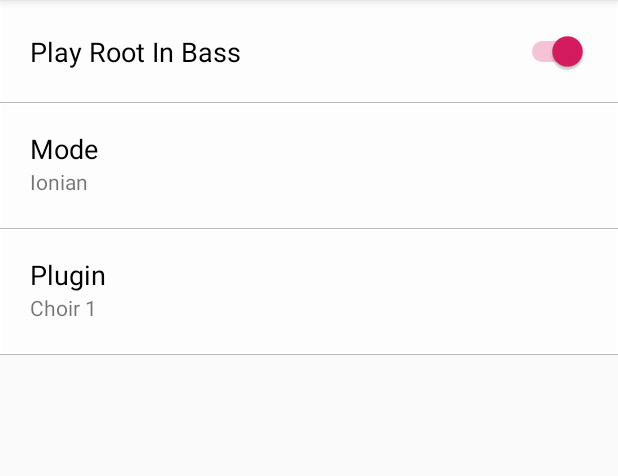
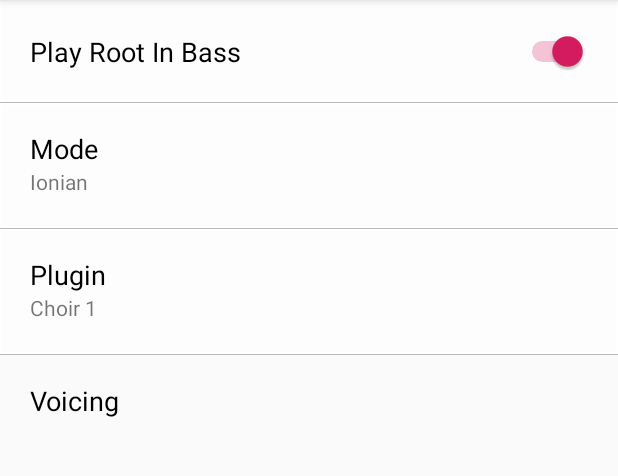
Before and after one commit to convergencelab/SmartDrone, an Android app: the screen it shows after launch (DroneSoundActivityExperiment), after a tap on an icon or button, on a phone screen of 412 x 824 dp, the part 84-560 px from its top. Run offline under Robolectric (Android 15) with nearby library versions, the light colour scheme and no system bars; libraries missing offline, so code that uses them is left out: org.billthefarmer.mididriver; 2 statements that could not run were skipped.

Commit message:
Added Methods to flatten VoicingTemplates

```diff
--- a/app/build.gradle
+++ b/app/build.gradle
@@ -31,4 +31,5 @@ dependencies {
     implementation files('libs/drone_app_plusplus_java.jar')
     implementation 'com.github.billthefarmer:mididriver:v1.17'
     implementation 'com.android.support:preference-v7:28.0.0'
+    implementation 'com.android.support:design:28.0.0'
 }
--- a/app/src/main/java/com/example/smartdrone/DroneActivity.java
+++ b/app/src/main/java/com/example/smartdrone/DroneActivity.java
@@ -104,6 +104,20 @@ public class DroneActivity extends AppCompatActivity
         controlButton = findViewById(R.id.drone_control_button);
         activeKeyButton = findViewById(R.id.active_key_button);
         piano = findViewById(R.id.image_piano);
+
+        //todo delete test code
+        String testStr = VoicingHelper.flattenVoicingTemplate(droneModel.getCurTemplate());
+        Log.d("template", testStr);
+
+        VoicingTemplate vt = VoicingHelper.restoreVoicingTemplate(testStr);
+        Log.d("template", vt.toString());
+
+        //todo delete test code
+        String testStr2 = VoicingHelper.flattenVoicingTemplate(vt);
+        Log.d("template", testStr2);
+
+        VoicingTemplate vt2 = VoicingHelper.restoreVoicingTemplate(testStr2);
+        Log.d("template", vt2.toString());
     }
 
     @Override
@@ -160,7 +174,7 @@ public class DroneActivity extends AppCompatActivity
         droneModel.getPitchProcessorModel().noteFilterLength = noteLengthRequirement;
         droneModel.setUserModeIx(userModeIx);
         droneModel.getMidiDriverModel().setPlugin(Constants.PLUGIN_INDICES[userPluginIx]);
-        droneModel.setBassNoteEnabled(userBassNotePref);
+        droneModel.sethasBassNote(userBassNotePref);
     }
 
     @Override
--- a/app/src/main/java/com/example/smartdrone/Models/DroneModel.java
+++ b/app/src/main/java/com/example/smartdrone/Models/DroneModel.java
@@ -5,6 +5,7 @@ import android.util.Log;
 import com.example.smartdrone.Constants;
 import com.example.smartdrone.DroneActivity;
 import com.example.smartdrone.Voicing;
+import com.example.smartdrone.VoicingTemplate;
 
 import java.io.Serializable;
 
@@ -25,6 +26,11 @@ public class DroneModel implements Serializable {
      * Activity class that the model communicates with.
      */
     private DroneActivity droneActivity;
+
+    /**
+     * Current active voicing template.
+     */
+    private VoicingTemplate curTemplate;
 
     /**
      * Handles Voicing objects.
@@ -76,7 +82,7 @@ public class DroneModel implements Serializable {
      * Boolean for bass note playback.
      * If true, a bass note will be played with voicing.
      */
-    private boolean bassNoteEnabled;
+    private boolean hasBassNote;
 
     /**
      * Constructor.
@@ -87,13 +93,15 @@ public class DroneModel implements Serializable {
         midiDriverModel = new MidiDriverModel();
         pitchProcessorModel = new PitchProcessorModel();
         voicingModel = new VoicingModel();
+        curTemplate = voicingModel.getVoicingTemplateCollection()
+                .getVoicingTemplate("V Major / I"); //todo hardcoded for now because testing, but make dynamic later
 
         prevActiveKeyIx = -1;
         curActiveKeyIx = -1;
         isActive = false;
         userVoicingIx = 0;
         prevVoicing = null;
-        bassNoteEnabled = false;
+        hasBassNote = false;
     }
 
     /**
@@ -140,15 +148,14 @@ public class DroneModel implements Serializable {
         curActiveKeyIx = keyFinderModel.getKeyFinder().getActiveKey().getIx();
         if (prevActiveKeyIx != curActiveKeyIx) {
             // Stop chord.
-            Voicing v = voicingModel.getVoicingTemplateCollection()
-                    .getVoicingTemplate("V Major / I")
-                    .generateVoicing(keyFinderModel.getKeyFinder().getActiveKey(), userModeIx, 4, bassNoteEnabled);
+            Voicing v = curTemplate.generateVoicing(keyFinderModel.getKeyFinder().getActiveKey(),
+                    userModeIx, 4, hasBassNote);
             midiDriverModel.playVoicing(v);
         }
     }
 
     /**
-     * Switches drone state from active and inactive.
+     * Toggles drone state between active and inactive.
      */
     public void toggleDroneState() {
         if (isActive) {
@@ -318,9 +325,25 @@ public class DroneModel implements Serializable {
 
     /**
      * Sets boolean for bass note playback.
-     * @param       bassNoteEnabled boolean; true if bass note.
+     * @param       hasBassNote boolean; true if bass note.
      */
-    public void setBassNoteEnabled(boolean bassNoteEnabled) {
-        this.bassNoteEnabled = bassNoteEnabled;
+    public void sethasBassNote(boolean hasBassNote) {
+        this.hasBassNote = hasBassNote;
+    }
+
+    /**
+     * Get voicing template.
+     * @return      VoicingTemplate; voicing template.
+     */
+    public VoicingTemplate getCurTemplate() {
+        return curTemplate;
+    }
+
+    /**
+     * Set voicing template.
+     * @param       curTemplate VoicingTemplate; voicing template.
+     */
+    public void setCurTemplate(VoicingTemplate curTemplate) {
+        this.curTemplate = curTemplate;
     }
 }
--- a/app/src/main/java/com/example/smartdrone/Models/VoicingModel.java
+++ b/app/src/main/java/com/example/smartdrone/Models/VoicingModel.java
@@ -15,12 +15,12 @@ class VoicingModel {
 //    private int[] LYDIAN      = { 5, 12, 19, 26, 33, 40 };
 //    private int[] MIXOLYDIAN  = { 7, 17, 21, 24, 28, 33 };
 //    private int[] PHRYGIAN    = { 4, 17, 21, 23, 28     };
-    private int[] DRONE           = { 1             };
-    private int[] TRIAD_CLOSED    = { 1,  3,  5     };
-    private int[] TRIAD_OPEN      = { 1,  5, 10     };
-    private int[] SEVENTH_CLOSED  = { 1,  3,  5, 7  };
-    private int[] SEVENTH_DROP_II = { 1,  5,  7, 10 };
-    private int[] V_MAJOR_OVER_I  = { 5,  7,  9     };
+    private int[] DRONE           = { 0           };
+    private int[] TRIAD_CLOSED    = { 0,  2, 4    };
+    private int[] TRIAD_OPEN      = { 0,  4, 9    };
+    private int[] SEVENTH_CLOSED  = { 0,  2, 4, 6 };
+    private int[] SEVENTH_DROP_II = { 0,  4, 6, 9 };
+    private int[] V_MAJOR_OVER_I  = { 0,  6, 8    };
 
     //todo create database for all current names.
     /**
--- /dev/null
+++ b/app/src/main/java/com/example/smartdrone/VoicingHelper.java
@@ -0,0 +1,47 @@
+package com.example.smartdrone;
+
+public class VoicingHelper {
+
+    //todo do not allow users to put commas in their voicing name, it could mess everything up
+    //todo make voicing require name, with only certain characters allowed
+    /**
+     * Makes a flattened string copy of a voicing template.
+     * @param       template VoicingTemplate; voicing template.
+     * @return      String; flattened string of voicing template.
+     */
+    public static String flattenVoicingTemplate(VoicingTemplate template) {
+        String templateStr = "";
+        templateStr += template.getName();
+        for (int i = 0; i < template.size(); i++) {
+            templateStr += ',' + Integer.toString(template.getChordTone(i));
+        }
+        return templateStr;
+    }
+
+    public static VoicingTemplate restoreVoicingTemplate(String flattenedTemplate) {
+        String[] str = flattenedTemplate.split(",");
+        String name = str[0];
+        int[] chordTones = new int[str.length - 1];
+        for (int i = 1; i < str.length; i++) {
+            chordTones[i - 1] = Integer.parseInt(str[i]);
+        }
+        return new VoicingTemplate(name, chordTones);
+    }
+
+    /**
+     * Makes a flattened string copy of a voicing.
+     * @param       voicing Voicing; voicing.
+     * @return      String; flattened string of voicing.
+     */
+    public static String flattenVoicing(Voicing voicing) {
+        String voicingStr = "";
+        //todo refactor voicing class to be consistent with template class
+        for (int i = 0; i < voicing.getVoiceIxs().length; i++) {
+            voicingStr += voicing.getVoiceIxs()[i];
+            if (i != voicing.getVoiceIxs().length) {
+                voicingStr += ',';
+            }
+        }
+        return voicingStr;
+    }
+}
--- a/app/src/main/res/layout/activity_drone_sound_experiment.xml
+++ b/app/src/main/res/layout/activity_drone_sound_experiment.xml
@@ -112,4 +112,45 @@
             android:text=""
             android:textSize="14sp" />
     </RelativeLayout>
+
+    <RelativeLayout
+        android:id="@+id/user_voicing_layout"
+        android:layout_width="match_parent"
+        android:layout_height="wrap_content"
+        android:paddingStart="@dimen/sound_settings_lr"
+        android:paddingLeft="@dimen/sound_settings_lr"
+        android:paddingTop="18dp"
+        android:paddingEnd="@dimen/sound_settings_lr"
+        android:paddingRight="@dimen/sound_settings_lr"
+        android:paddingBottom="18dp"
+        app:layout_constraintEnd_toEndOf="parent"
+        app:layout_constraintStart_toStartOf="parent"
+        app:layout_constraintTop_toBottomOf="@id/user_plugin_layout"
+        tools:layout_editor_absoluteX="8dp"
+        tools:layout_editor_absoluteY="131dp">
+
+        <TextView
+            android:id="@+id/user_voicing_label"
+            android:layout_width="wrap_content"
+            android:layout_height="wrap_content"
+            android:text="@string/user_voicing_label"
+            android:textColor="@android:color/black"
+            android:textSize="18sp" />
+
+        <ScrollView
+            android:id="@+id/user_voicing_scroll"
+            android:layout_width="match_parent"
+            android:layout_height="match_parent"
+            android:layout_below="@id/user_voicing_label">
+
+            <LinearLayout
+                android:layout_width="match_parent"
+                android:layout_height="wrap_content"
+                android:orientation="vertical">
+
+            </LinearLayout>
+        </ScrollView>
+
+    </RelativeLayout>
+
 </android.support.constraint.ConstraintLayout>
--- a/app/src/main/res/values/strings.xml
+++ b/app/src/main/res/values/strings.xml
@@ -2,7 +2,6 @@
     <string name="app_name">SmartDrone</string>
     <string name="simulationButtonText_main">Sim</string>
     <string name="noteText">inactive</string>
-    <string name="pitchText"></string>
     <string name="activeKeyString">Active</string>
 
     <string name="expirationText" />
@@ -29,4 +28,5 @@
     <string name="root_bass_switch_text">Play Root In Bass</string>
     <string name="mode_text_title">Mode</string>
     <string name="user_plugin_title">Plugin</string>
+    <string name="user_voicing_label">Voicing</string>
 </resources>
```
Also changed, not shown: app/libs/drone_app_plusplus_java.jar.
